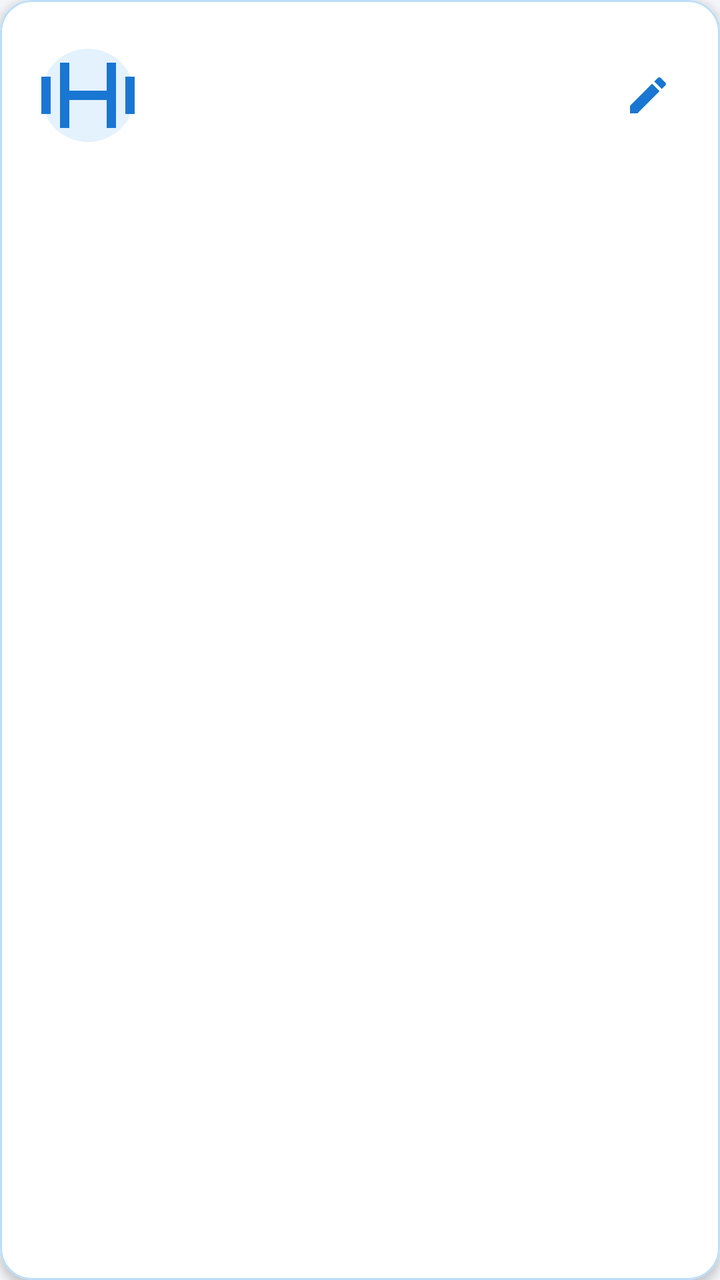
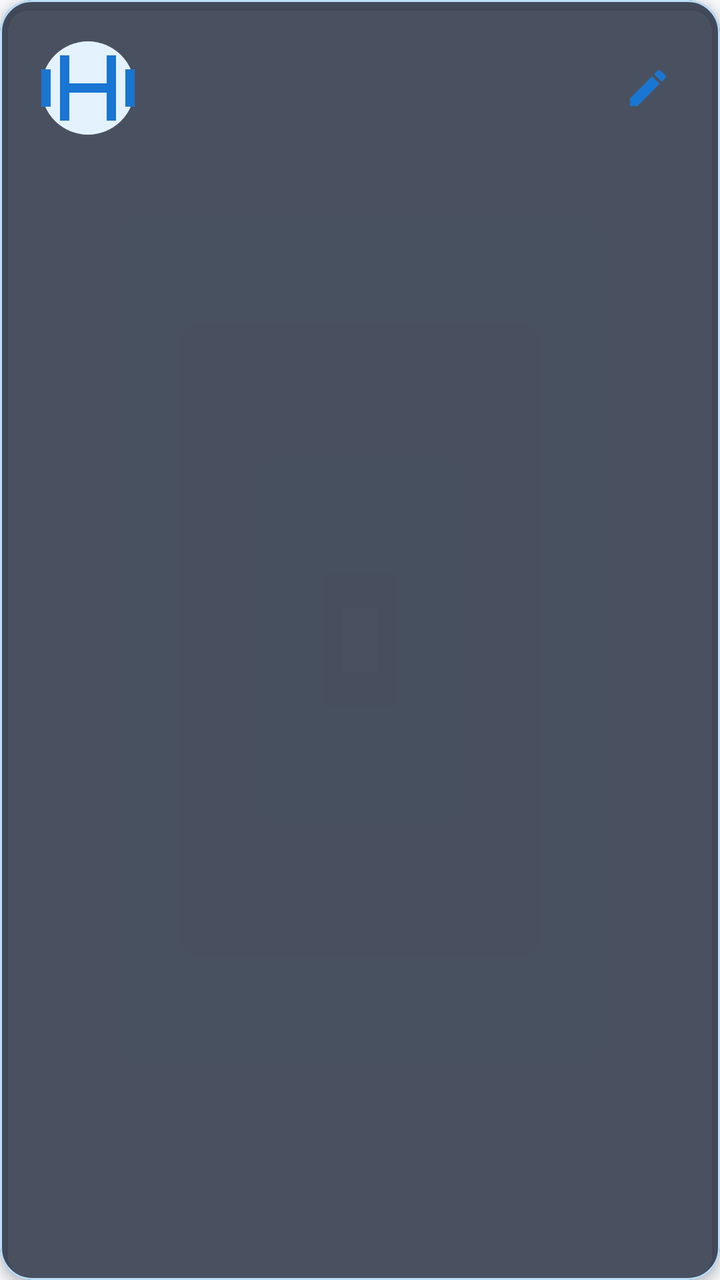

Two renders of the same Android screen: before a commit and after it. Below are the layout's source before the change and the commit's diff.
<!-- AndroidManifest.xml: application theme Theme.KobasGYM -->
<!-- res/layout/item_variation.xml -->
<?xml version="1.0" encoding="utf-8"?>
<com.google.android.material.card.MaterialCardView xmlns:android="http://schemas.android.com/apk/res/android"
    xmlns:app="http://schemas.android.com/apk/res-auto"
    android:layout_width="match_parent"
    android:layout_height="wrap_content"
    android:layout_marginStart="16dp"
    android:layout_marginEnd="16dp"
    android:layout_marginTop="8dp"
    android:layout_marginBottom="8dp"
    android:clickable="true"
    android:focusable="true"
    app:cardCornerRadius="16dp"
    app:cardElevation="3dp"
    app:cardBackgroundColor="@color/surface_white"
    app:strokeColor="@color/blue_primary_light"
    app:strokeWidth="1dp">

    <LinearLayout
        android:layout_width="match_parent"
        android:layout_height="wrap_content"
        android:orientation="vertical"
        android:padding="16dp">

        <LinearLayout
            android:layout_width="match_parent"
            android:layout_height="wrap_content"
            android:orientation="horizontal"
            android:gravity="center_vertical">

            <ImageView
                android:id="@+id/ivVariationImage"
                android:layout_width="56dp"
                android:layout_height="56dp"
                android:scaleType="fitCenter"
                android:src="@drawable/image_placeholder"
                android:contentDescription="@null" />

            <LinearLayout
                android:layout_width="0dp"
                android:layout_height="wrap_content"
                android:layout_weight="1"
                android:layout_marginStart="12dp"
                android:layout_marginEnd="8dp"
                android:orientation="vertical">

                <TextView
                    android:id="@+id/tvVariationName"
                    android:layout_width="wrap_content"
                    android:layout_height="wrap_content"
                    android:textSize="18sp"
                    android:textStyle="bold"
                    android:textColor="@color/text_primary" />

                <TextView
                    android:id="@+id/tvSetsRepsWeight"
                    android:layout_width="wrap_content"
                    android:layout_height="wrap_content"
                    android:layout_marginTop="2dp"
                    android:textSize="14sp"
                    android:textStyle="bold"
                    android:textColor="@color/blue_primary" />

                <TextView
                    android:id="@+id/tvRestTime"
                    android:layout_width="wrap_content"
                    android:layout_height="wrap_content"
                    android:layout_marginTop="2dp"
                    android:textSize="12sp"
                    android:textColor="@color/text_secondary" />

            </LinearLayout>

            <ImageButton
                android:id="@+id/btnEditVariation"
                android:layout_width="40dp"
                android:layout_height="40dp"
                android:background="?attr/selectableItemBackgroundBorderless"
                android:src="@drawable/ic_edit"
                app:tint="@color/blue_primary"
                android:contentDescription="@string/action_edit" />

        </LinearLayout>

        <TextView
            android:id="@+id/tvVariationNotes"
            android:layout_width="match_parent"
            android:layout_height="wrap_content"
            android:layout_marginTop="8dp"
            android:textSize="13sp"
            android:textColor="@color/text_secondary"
            android:textStyle="italic" />

    </LinearLayout>
</com.google.android.material.card.MaterialCardView>
<!-- resources referenced by this layout -->
<resources>
  <color name="blue_primary">#1976D2</color>
  <color name="blue_primary_light">#BBDEFB</color>
  <color name="surface_white">#FFFFFF</color>
  <color name="text_primary">#212121</color>
  <color name="text_secondary">#666666</color>
  <!-- drawable ic_edit (drawable) -->
  <vector xmlns:android="http://schemas.android.com/apk/res/android"
      android:width="24dp"
      android:height="24dp"
      android:viewportWidth="24"
      android:viewportHeight="24">
      <path
          android:fillColor="#1976D2"
          android:pathData="M3,17.25V21h3.75L17.81,9.94l-3.75,-3.75L3,17.25zM20.71,7.04c0.39,-0.39 0.39,-1.02 0,-1.41l-2.34,-2.34c,-0.39,-0.39 -1.02,-0.39 -1.41,0l-1.83,1.83 3.75,3.75 1.83,-1.83z"/>
  </vector>
  <!-- drawable image_placeholder (drawable) -->
  <vector xmlns:android="http://schemas.android.com/apk/res/android"
      android:width="100dp"
      android:height="100dp"
      android:viewportWidth="24"
      android:viewportHeight="24">
      <path
          android:fillColor="#E3F2FD"
          android:pathData="M12,2C6.48,2 2,6.48 2,12s4.48,10 10,10 10,-4.48 10,-10S17.52,2 12,2z"/>
      <path
          android:fillColor="#1976D2"
          android:pathData="M6,5h2v14H6zM16,5h2v14h-2zM2,8h2v8H2zM20,8h2v8h-2zM8,11h8v2H8z"/>
  </vector>
  <string name="action_edit">Editar</string>
  <style name="Theme.KobasGYM" parent="Theme.MaterialComponents.DayNight.NoActionBar">
          
          <item name="colorPrimary">@color/blue_primary</item>
          <item name="colorPrimaryVariant">@color/blue_primary_dark</item>
          <item name="colorOnPrimary">@color/white</item>
          
          <item name="colorSecondary">@color/blue_accent</item>
          <item name="colorSecondaryVariant">@color/blue_primary_dark</item>
          <item name="colorOnSecondary">@color/white</item>
          
          <item name="android:statusBarColor">@color/blue_primary_dark</item>
          
          <item name="android:windowBackground">@color/background_light</item>
      </style>
  <color name="blue_primary_dark">#0D47A1</color>
  <color name="white">#FFFFFFFF</color>
  <color name="blue_accent">#2196F3</color>
  <color name="background_light">#F5F7FA</color>
</resources>

<!-- the commit's change to res/layout/item_variation.xml (unified diff, before → after) -->
@@ -11,7 +11,7 @@
     android:focusable="true"
     app:cardCornerRadius="16dp"
     app:cardElevation="3dp"
-    app:cardBackgroundColor="@color/surface_white"
+    app:cardBackgroundColor="#CC1E293B"
     app:strokeColor="@color/blue_primary_light"
     app:strokeWidth="1dp">
 
@@ -49,7 +49,7 @@
                     android:layout_height="wrap_content"
                     android:textSize="18sp"
                     android:textStyle="bold"
-                    android:textColor="@color/text_primary" />
+                    android:textColor="@color/white" />
 
                 <TextView
                     android:id="@+id/tvSetsRepsWeight"
@@ -58,15 +58,7 @@
                     android:layout_marginTop="2dp"
                     android:textSize="14sp"
                     android:textStyle="bold"
-                    android:textColor="@color/blue_primary" />
-
-                <TextView
-                    android:id="@+id/tvRestTime"
-                    android:layout_width="wrap_content"
-                    android:layout_height="wrap_content"
-                    android:layout_marginTop="2dp"
-                    android:textSize="12sp"
-                    android:textColor="@color/text_secondary" />
+                    android:textColor="@color/blue_primary_light" />
 
             </LinearLayout>
 
@@ -87,7 +79,7 @@
             android:layout_height="wrap_content"
             android:layout_marginTop="8dp"
             android:textSize="13sp"
-            android:textColor="@color/text_secondary"
+            android:textColor="#B0BEC5"
             android:textStyle="italic" />
 
     </LinearLayout>
<!-- resource entries referenced after the edit -->
@@ -2,9 +2,6 @@
 <resources>
   <color name="blue_primary">#1976D2</color>
   <color name="blue_primary_light">#BBDEFB</color>
-  <color name="surface_white">#FFFFFF</color>
-  <color name="text_primary">#212121</color>
-  <color name="text_secondary">#666666</color>
   <!-- drawable ic_edit (drawable) -->
   <vector xmlns:android="http://schemas.android.com/apk/res/android"
       android:width="24dp"
